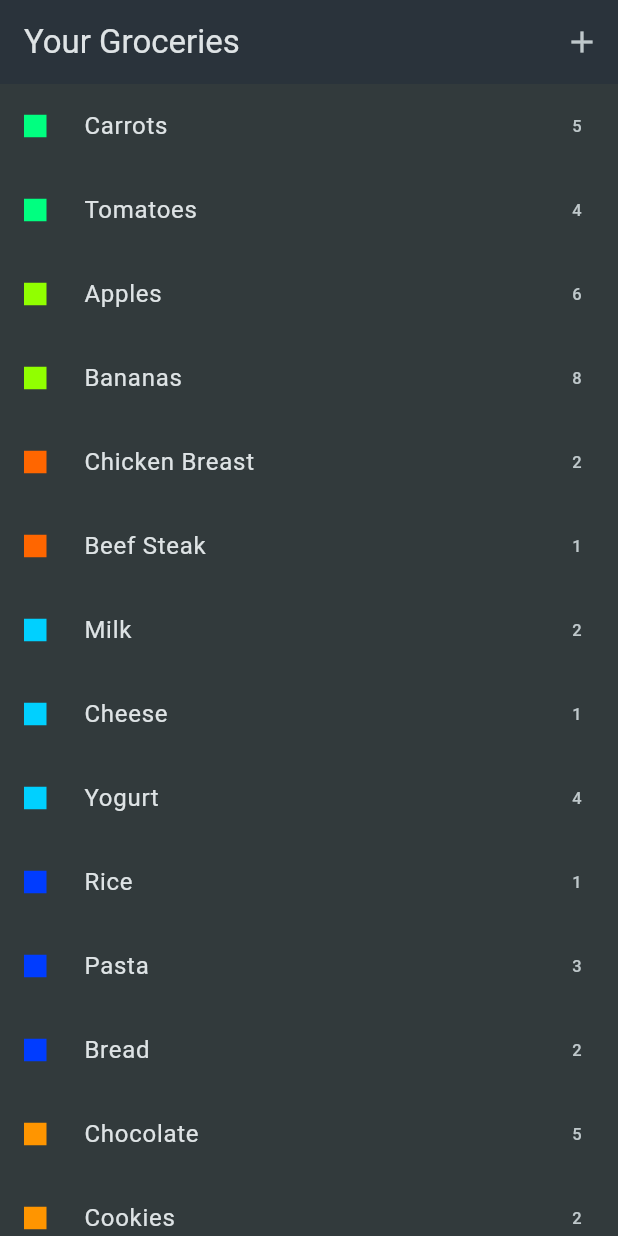
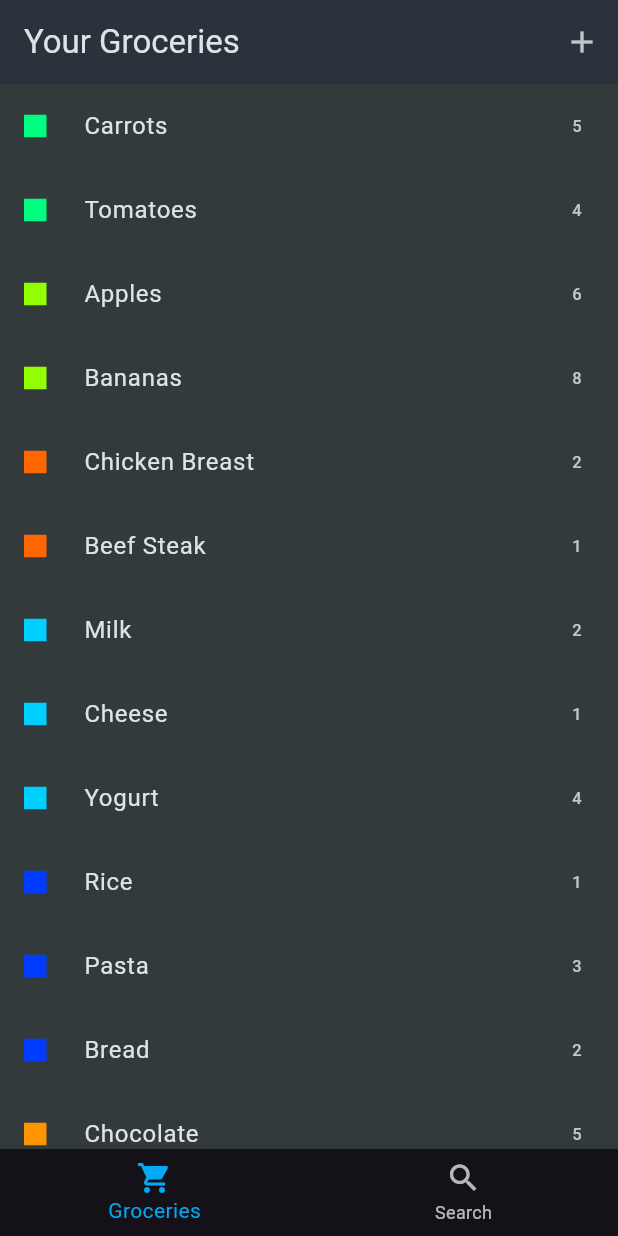
Before and after one commit to Thyda-ux/W13-Quiz, a Flutter app: the screen it shows after launch, on a phone screen of 412 x 824 dp. Run offline on Flutter 3.47's test engine with Material 3 defaults, Android fonts, the phone set to English and light mode, and no system bars.

Commit message:
W13-Quiz

```diff
--- a/flutter_application_1/lib/models/grocery.dart
+++ b/flutter_application_1/lib/models/grocery.dart
@@ -1,5 +1,4 @@
 import 'dart:ui';
-
 
 class Grocery {
   const Grocery({
--- a/flutter_application_1/lib/ui/groceries/grocery_list.dart
+++ b/flutter_application_1/lib/ui/groceries/grocery_list.dart
@@ -11,6 +11,7 @@ class GroceryList extends StatefulWidget {
 }
 
 class _GroceryListState extends State<GroceryList> {
+  int _currentIndex = 0;
 
   void onCreate() async {
     // Navigate to the form screen using the Navigator push
@@ -28,22 +29,37 @@ class _GroceryListState extends State<GroceryList> {
   @override
   Widget build(BuildContext context) {
     Widget content = const Center(child: Text('No items added yet.'));
-
     if (dummyGroceryItems.isNotEmpty) {
-      //  Display groceries with an Item builder and  LIst Tile
-      content = ListView.builder(
-        itemCount: dummyGroceryItems.length,
-        itemBuilder: (context, index) =>
-            GroceryTile(grocery: dummyGroceryItems[index]),
+      content = IndexedStack(
+        index: _currentIndex,
+        children: [
+          const GroceryTab(),
+          SearchTab(groceries: dummyGroceryItems),
+        ],
       );
     }
-
     return Scaffold(
       appBar: AppBar(
         title: const Text('Your Groceries'),
         actions: [IconButton(onPressed: onCreate, icon: const Icon(Icons.add))],
       ),
       body: content,
+      bottomNavigationBar: BottomNavigationBar(
+        currentIndex: _currentIndex,
+        onTap: (index) {
+          setState(() {
+            _currentIndex = index;
+          });
+        },
+        selectedItemColor: Colors.lightBlue,
+        items: const [
+          BottomNavigationBarItem(
+            icon: Icon(Icons.local_grocery_store),
+            label: "Groceries",
+          ),
+          BottomNavigationBarItem(icon: Icon(Icons.search), label: "Search"),
+        ],
+      ),
     );
   }
 }
@@ -63,17 +79,69 @@ class GroceryTile extends StatelessWidget {
   }
 }
 
+class SearchTab extends StatefulWidget {
+  const SearchTab({super.key, required this.groceries});
 
-class SearchTab extends StatelessWidget {
-  const ({super.key, required this.classroomId});
+  final List<Grocery> groceries;
 
-  final String classroomId;
+  @override
+  State<SearchTab> createState() => _SearchTabState();
+}
+
+class _SearchTabState extends State<SearchTab> {
+  String filteredString = "";
+
+  List<Grocery> get filteredGroceries {
+    if (filteredString.isEmpty) {
+      return widget.groceries;
+    } else {
+      return widget.groceries
+          .where((grocery) =>
+              grocery.name.toLowerCase().contains(filteredString.toLowerCase()))
+          .toList();
+    }
+  }
+
+  void onSearch(String value) {
+    setState(() {
+      filteredString = value;
+    });
+  }
 
   @override
   Widget build(BuildContext context) {
-    return Container(
-      color: Colors.green[400],
-      child: Center(child: Text("Feeds for classroom $classroomId")),
+    return Column(
+      children: [
+        SearchBar(
+          hintText: "Search",
+          leading: const Icon(Icons.search),
+          onChanged: onSearch,
+        ),
+        const SizedBox(height: 10),
+        Expanded(
+          child: ListView.builder(
+            itemCount: filteredGroceries.length,
+            itemBuilder: (context, index) {
+              return GroceryTile(grocery: filteredGroceries[index]);
+            },
+          ),
+        ),
+      ],
     );
   }
 }
+
+class GroceryTab extends StatelessWidget {
+  const GroceryTab({super.key});
+
+  @override
+  Widget build(BuildContext context) {
+    return ListView.builder(
+      itemCount: dummyGroceryItems.length,
+      itemBuilder: (context, index) {
+        final grocery = dummyGroceryItems[index];
+        return GroceryTile(grocery: grocery);
+      },
+    );
+  }
+}
```
